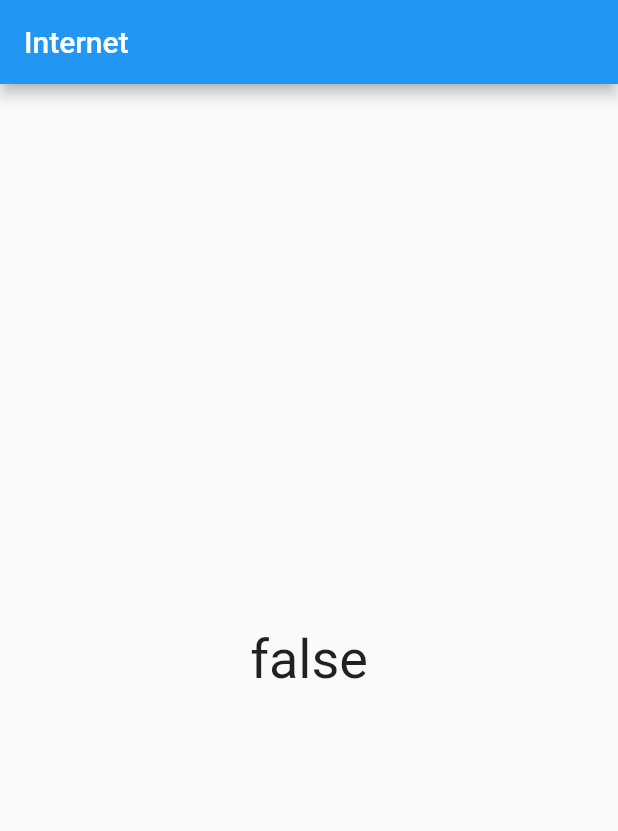
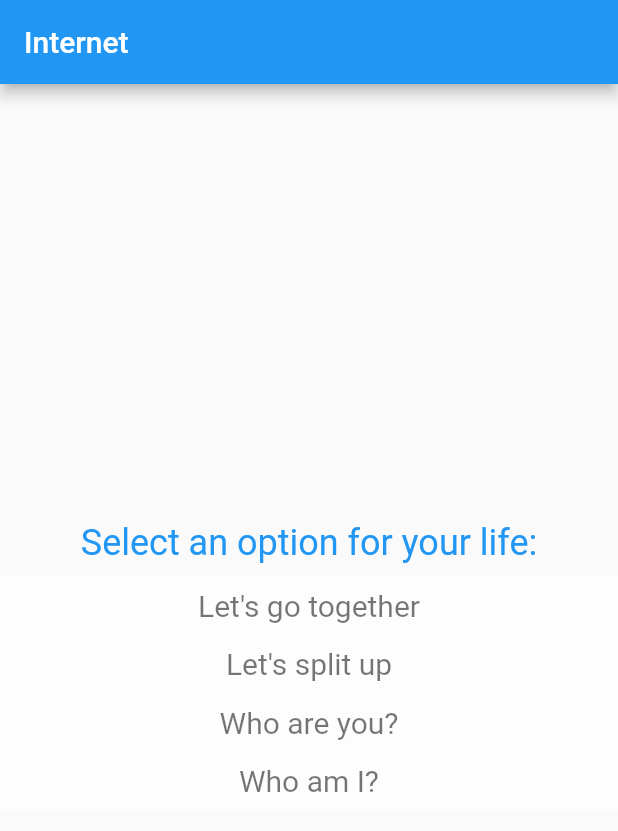
Before and after one commit to wangtangfangfood/animated-form, a Flutter app: the screen it shows after launch, on a phone screen of 412 x 824 dp. Shown: the top 831 px of the screen. Run offline on Flutter 3.47's test engine with Material 2 defaults, Android fonts, the phone set to English and light mode, and no system bars; our stand-ins replace connectivity, dio, firebase_messaging, package_info; missing offline and left inert: store_redirect; accounts and stored records are empty.

Commit message:
damiii animation

```diff
--- /dev/null
+++ b/axios_flutter_utilities/example/lib/Core/DataModels.dart
@@ -0,0 +1,6 @@
+const exampleOptions = [
+  "Let's go together",
+  "Let's split up",
+  "Who are you?",
+  "Who am I?"
+];
--- /dev/null
+++ b/axios_flutter_utilities/example/lib/Widgets/ContainerWidgets.dart
@@ -0,0 +1,93 @@
+import 'package:example/Widgets/Styles/TextWidgetStyles.dart';
+import 'package:example/Widgets/TextWidgets.dart';
+import 'package:flutter/material.dart';
+
+class SelectableContainer extends StatefulWidget {
+  final String text;
+  final Duration duration;
+  final Color selectedColor;
+  final Color unselectedColor;
+  final Function onTap;
+  Color color;
+
+  SelectableContainer(
+    this.text, {
+    @required this.onTap,
+    this.duration,
+    this.selectedColor,
+    this.unselectedColor,
+  }) {
+    color = unselectedColor;
+  }
+
+  @override
+  _SelectableContainerState createState() => _SelectableContainerState();
+}
+
+class _SelectableContainerState extends State<SelectableContainer> {
+  bool isSelected = false;
+  Color color;
+
+  void initState() {
+    color = widget.color;
+    super.initState();
+  }
+
+  @override
+  Widget build(BuildContext context) {
+    return AnimatedContainer(
+      margin: EdgeInsets.symmetric(
+          horizontal: isSelected ? 16 : 0, vertical: isSelected ? 10 : 0),
+      padding: EdgeInsets.symmetric(
+          horizontal: isSelected ? 16 : 0, vertical: isSelected ? 4 : 0),
+      duration: widget.duration ?? Duration(milliseconds: 750),
+      curve: Curves.easeInOut,
+      decoration: BoxDecoration(
+          color: getColor(isSelected).withOpacity(0.6),
+
+          // gradient: isSelected
+          //     ? LinearGradient(colors: [
+          //         getColor(isSelected).withOpacity(0.6),
+          //         Colors.red[800]
+          //       ])
+          //     : LinearGradient(colors: [Colors.white, Colors.white]),
+          borderRadius: BorderRadius.circular(isSelected ? 8 : 0),
+          boxShadow: [
+            BoxShadow(
+                color: isSelected ? Colors.grey[400] : Colors.transparent,
+                blurRadius: 8,
+                spreadRadius: 1,
+                offset: Offset(2, 4))
+          ]
+          // shape: isSelected ? BoxShape.circle : BoxShape.rectangle
+          ),
+      child: GestureDetector(
+        child: Row(
+          mainAxisAlignment: MainAxisAlignment.center,
+          children: [
+            Expanded(
+              child: TextWidget(
+                widget.text,
+                style: TWStyle.customtWStyle(color: getTextColor(isSelected)),
+              ),
+            ),
+          ],
+        ),
+        onTap: () {
+          if (mounted)
+            setState(() {
+              isSelected = !isSelected;
+            });
+          widget.onTap(isSelected);
+        },
+      ),
+    );
+  }
+
+  Color getColor(bool isSelected) => (isSelected ?? false)
+      ? (widget?.selectedColor ?? Colors.blue)
+      : (widget?.unselectedColor ?? Colors.white);
+
+  Color getTextColor(bool isSelected) =>
+      !(isSelected ?? false) ? (Colors.black54) : (Colors.white);
+}
--- /dev/null
+++ b/axios_flutter_utilities/example/lib/Widgets/Styles/TextWidgetStyles.dart
@@ -0,0 +1,19 @@
+import 'package:flutter/material.dart';
+
+class TWStyle {
+  static Color color;
+
+  static double fontSize;
+
+  static FontWeight fontWeight;
+
+  static TextStyle customtWStyle(
+          {Color color, double fontSize, FontWeight fontWeight}) =>
+      TextStyle(
+          color: color ?? Colors.black54,
+          fontSize: fontSize ?? 20,
+          fontWeight: fontWeight ?? FontWeight.normal);
+
+  static TextStyle get defaulttWStyle =>
+      customtWStyle(color: color, fontSize: fontSize, fontWeight: fontWeight);
+}
--- /dev/null
+++ b/axios_flutter_utilities/example/lib/Widgets/TextWidgets.dart
@@ -0,0 +1,21 @@
+import 'package:example/Widgets/Styles/TextWidgetStyles.dart';
+import 'package:flutter/cupertino.dart';
+
+class TextWidget extends StatelessWidget {
+  final String value;
+  final TextStyle style;
+  final TextAlign align;
+  TextWidget(this.value, {this.style, this.align});
+
+  @override
+  Widget build(BuildContext context) {
+    return Padding(
+      padding: const EdgeInsets.all(8.0),
+      child: Text(
+        value,
+        textAlign: align ?? TextAlign.center,
+        style: style ?? TWStyle.defaulttWStyle,
+      ),
+    );
+  }
+}
--- a/axios_flutter_utilities/example/lib/main.dart
+++ b/axios_flutter_utilities/example/lib/main.dart
@@ -1,14 +1,20 @@
 import 'package:axios_flutter_utilities/ConnectivityService/ConnectivityService.dart';
+import 'package:example/Core/DataModels.dart';
+import 'package:example/Widgets/ContainerWidgets.dart';
+import 'package:example/Widgets/Styles/TextWidgetStyles.dart';
+import 'package:example/Widgets/TextWidgets.dart';
 import 'package:flutter/material.dart';
 
-void main() => runApp(MaterialApp(home: HomePage()));
+void main() => runApp(MaterialApp(home: MultiSelectFormPage()));
 
-class HomePage extends StatefulWidget {
+class MultiSelectFormPage extends StatefulWidget {
+  final List list;
+  MultiSelectFormPage({this.list});
   @override
-  _HomePageState createState() => _HomePageState();
+  _MultiSelectFormPageState createState() => _MultiSelectFormPageState();
 }
 
-class _HomePageState extends State<HomePage> {
+class _MultiSelectFormPageState extends State<MultiSelectFormPage> {
   ConnectivityService _connectivity = ConnectivityService.instance;
 
   var _source;
@@ -16,19 +22,35 @@ class _HomePageState extends State<HomePage> {
   @override
   void initState() {
     super.initState();
-    _connectivity.initialise();
-    _connectivity.myStream.listen((source) {
-      setState(() => _source = source);
-    });
+    // _connectivity.initialise();
+    // _connectivity.myStream.listen((source) {
+    //   setState(() => _source = source);
+    // });
   }
 
   @override
   Widget build(BuildContext context) {
     return Scaffold(
-      appBar: AppBar(title: Text("Internet")),
-      body: Center(
-          child: Text(_source.toString(), style: TextStyle(fontSize: 36))),
-    );
+        appBar: AppBar(title: Text("Internet")),
+        body: Center(
+            child: Column(
+          mainAxisSize: MainAxisSize.min,
+          mainAxisAlignment: MainAxisAlignment.center,
+          children: [
+            TextWidget("Select an option for your life:",
+                style: TWStyle.customtWStyle(fontSize: 24, color: Colors.blue)),
+            ListView(
+              shrinkWrap: true,
+              children: (widget?.list ?? exampleOptions)
+                  .map((e) => SelectableContainer(
+                        e,
+                        selectedColor: Colors.green,
+                        onTap: (bool isSelected) {},
+                      ))
+                  .toList(),
+            ),
+          ],
+        )));
   }
 
   @override
```
Also changed, not shown: 1 other file.
